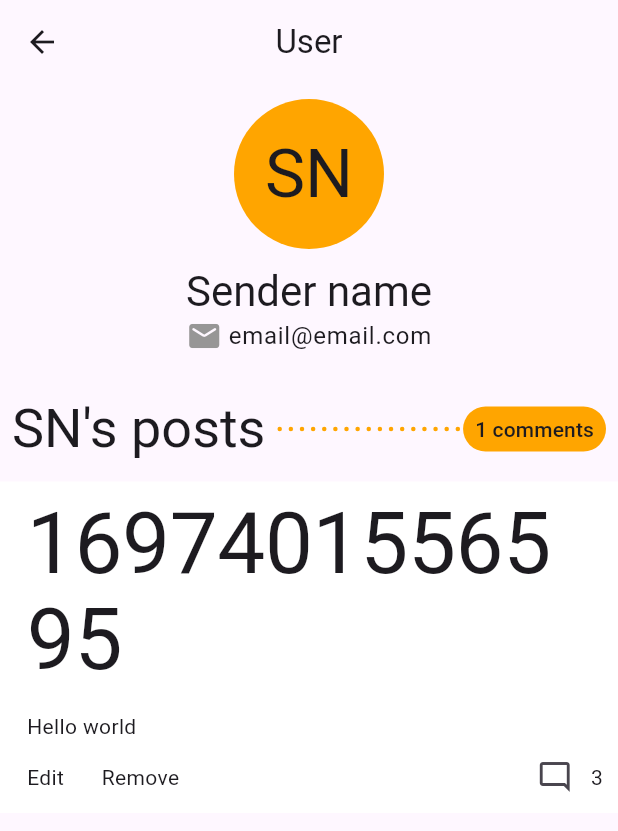
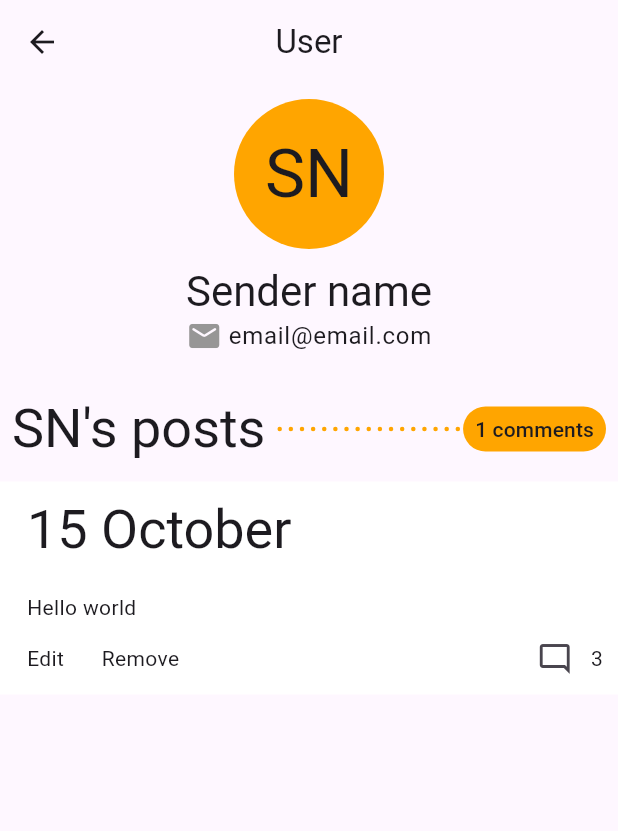
Before and after one commit to maniangdoz/exo_post, a Flutter app: the UserScreen screen opened directly, on a phone screen of 412 x 824 dp. Shown: the top 831 px of the screen. Run offline on Flutter 3.47's test engine with Material 2 defaults, Android fonts, the phone set to English and light mode, and no system bars; drawn by our look-alikes of readmore; our stand-ins replace bloc, equatable, flutter_animate, flutter_bloc, flutter_keyboard_visibility, get_it and 7 more; missing offline and left inert: pretty_http_logger; accounts and stored records are empty; network calls fail.

Commit message:
add fonction format date

```diff
--- a/lib/common/utils/app_utils.dart
+++ b/lib/common/utils/app_utils.dart
@@ -1,5 +1,6 @@
 //method or validator
 import 'package:flutter/material.dart';
+import 'package:intl/intl.dart';
 
 import '../styles/colors.dart';
 
@@ -147,4 +148,36 @@ class AppUtils {
       ),
     );
   }
+
+  static String formatTimeFromNow(int timestamp) {
+    final DateTime now = DateTime.now();
+    final DateTime timestampDate =
+        DateTime.fromMillisecondsSinceEpoch(timestamp);
+
+    final Duration difference = now.difference(timestampDate);
+
+    if (difference.inDays > 6) {
+      return DateFormat('d MMMM').format(timestampDate);
+    } else if (difference.inDays > 0) {
+      if (difference.inDays == 1) {
+        return '1 day ago';
+      } else {
+        return '${difference.inDays} days ago';
+      }
+    } else if (difference.inHours > 0) {
+      if (difference.inHours == 1) {
+        return '1 hour ago';
+      } else {
+        return '${difference.inHours} hours ago';
+      }
+    } else if (difference.inMinutes > 0) {
+      if (difference.inMinutes == 1) {
+        return '1 minute ago';
+      } else {
+        return '${difference.inMinutes} minutes ago';
+      }
+    } else {
+      return 'Just now';
+    }
+  }
 }
--- a/lib/features/post/presentation/widgets/post_card.dart
+++ b/lib/features/post/presentation/widgets/post_card.dart
@@ -102,15 +102,16 @@ class _PostCardState extends State<PostCard> {
         onTap: widget.onClick,
         contentPadding: const EdgeInsets.only(left: 18, right: 18, top: 5),
         title: Text(name),
-        subtitle: Text(widget.postcreatedat.toString()),
+        subtitle: Text(AppUtils.formatTimeFromNow(widget.postcreatedat)),
         leading: AvatarUser(name: name, color: color),
       );
     } else {
       return Container(
-        padding: const EdgeInsets.only(left: 18, right: 18, top: 10, bottom: 5),
+        padding:
+            const EdgeInsets.only(left: 18, right: 18, top: 10, bottom: 10),
         child: Text(
-          widget.postcreatedat.toString(),
-          style: Theme.of(context).textTheme.displayLarge,
+          AppUtils.formatTimeFromNow(widget.postcreatedat),
+          style: Theme.of(context).textTheme.displaySmall,
         ),
       );
     }
--- a/pubspec.yaml
+++ b/pubspec.yaml
@@ -47,6 +47,7 @@ dependencies:
   readmore: ^2.2.0
   shared_preferences: ^2.2.2
   skeletonizer: ^0.8.0
+  intl: ^0.18.1
 
 dev_dependencies:
   build_runner: null
```
Also changed, not shown: pubspec.lock.
